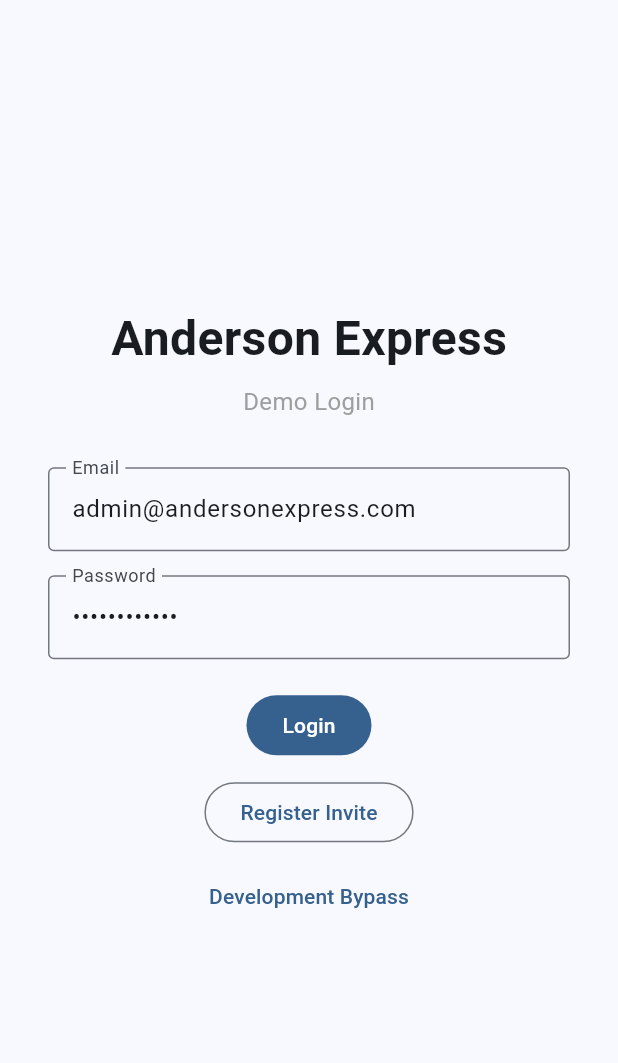
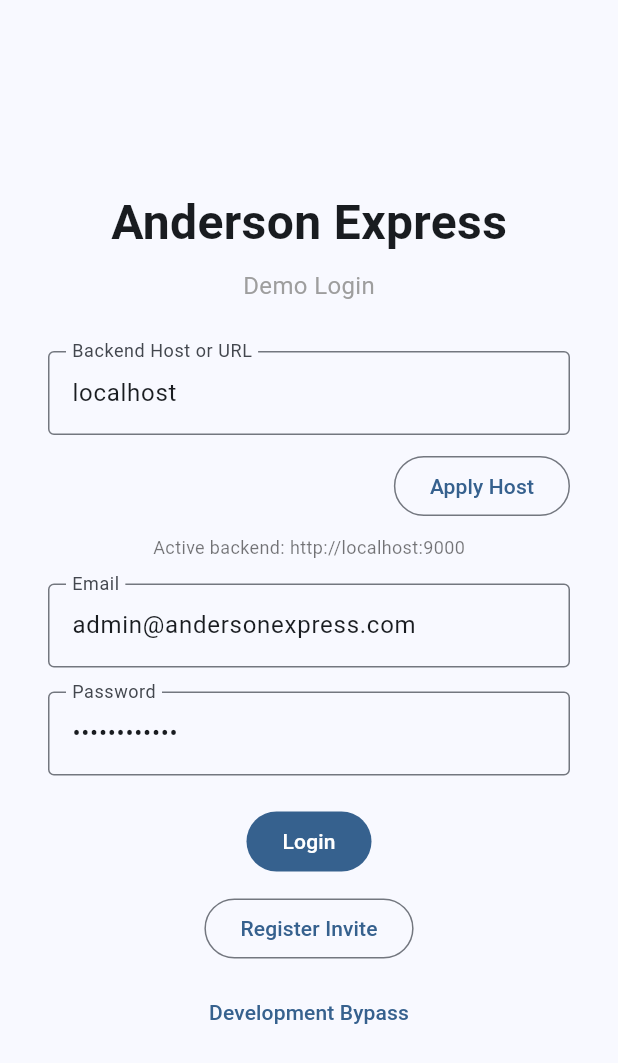
Before and after one commit to danjen1/anderson-express-ui, a Flutter app: the screen it shows after launch, on a phone screen of 412 x 824 dp. Shown: the top 1063 px of the screen. Run offline on Flutter 3.47's test engine with Material 3 defaults, Android fonts, the phone set to English and light mode, and no system bars.

Commit message:
fixed readmes and login issue after deprecation run

```diff
--- a/lib/pages/login_page.dart
+++ b/lib/pages/login_page.dart
@@ -1,7 +1,9 @@
 import 'package:flutter/material.dart';
 
+import '../models/backend_config.dart';
 import '../services/api_service.dart';
 import '../services/auth_session.dart';
+import '../services/backend_runtime.dart';
 
 class LoginPage extends StatefulWidget {
   const LoginPage({super.key});
@@ -15,24 +17,63 @@ class _LoginPageState extends State<LoginPage> {
     text: 'admin@andersonexpress.com',
   );
   final _passwordController = TextEditingController(text: 'dev-password');
-  final _api = ApiService();
+  late final TextEditingController _hostController;
   bool _loading = false;
+
+  @override
+  void initState() {
+    super.initState();
+    _hostController = TextEditingController(text: BackendRuntime.host);
+  }
 
   @override
   void dispose() {
     _emailController.dispose();
     _passwordController.dispose();
+    _hostController.dispose();
     super.dispose();
   }
 
+  void _applyBackendHost() {
+    final raw = _hostController.text.trim();
+    final normalizedHost = BackendRuntime.normalizeHostInput(raw);
+    final overrideUri = raw.contains('://') ? Uri.tryParse(raw) : null;
+    final next = BackendConfig.forKind(
+      BackendKind.rust,
+      host: normalizedHost,
+      scheme: BackendRuntime.scheme,
+      overrideUrl:
+          overrideUri != null && overrideUri.hasScheme && overrideUri.host.isNotEmpty
+          ? raw
+          : '',
+    );
+    BackendRuntime.setConfig(next);
+    setState(() {
+      _hostController.text =
+          overrideUri != null && overrideUri.host.isNotEmpty
+          ? overrideUri.host
+          : normalizedHost;
+    });
+    ScaffoldMessenger.of(context).showSnackBar(
+      SnackBar(content: Text('Backend set to ${next.baseUrl}')),
+    );
+  }
+
+  Future<void> _developmentBypass() async {
+    _emailController.text = 'admin@andersonexpress.com';
+    _passwordController.text = 'dev-password';
+    await _login();
+  }
+
   Future<void> _login() async {
+    final api = ApiService();
     setState(() => _loading = true);
     try {
-      final token = await _api.fetchToken(
+      final token = await api.fetchToken(
         email: _emailController.text.trim(),
         password: _passwordController.text,
       );
-      final user = await _api.whoAmI(bearerToken: token);
+      final user = await api.whoAmI(bearerToken: token);
       AuthSession.set(
         AuthSessionState(
           token: token,
@@ -75,6 +116,28 @@ class _LoginPageState extends State<LoginPage> {
                 ),
                 const SizedBox(height: 32),
                 TextField(
+                  controller: _hostController,
+                  decoration: const InputDecoration(
+                    labelText: 'Backend Host or URL',
+                    hintText: 'archlinux or http://192.168.1.157:9000',
+                    border: OutlineInputBorder(),
+                  ),
+                ),
+                const SizedBox(height: 10),
+                Align(
+                  alignment: Alignment.centerRight,
+                  child: OutlinedButton(
+                    onPressed: _loading ? null : _applyBackendHost,
+                    child: const Text('Apply Host'),
+                  ),
+                ),
+                const SizedBox(height: 8),
+                Text(
+                  'Active backend: ${BackendRuntime.config.baseUrl}',
+                  style: const TextStyle(fontSize: 12, color: Colors.black54),
+                ),
+                const SizedBox(height: 16),
+                TextField(
                   controller: _emailController,
                   decoration: const InputDecoration(
                     labelText: 'Email',
@@ -108,9 +171,7 @@ class _LoginPageState extends State<LoginPage> {
                 ),
                 const SizedBox(height: 8),
                 TextButton(
-                  onPressed: () {
-                    _login();
-                  },
+                  onPressed: _loading ? null : _developmentBypass,
                   child: const Text('Development Bypass'),
                 ),
               ],
```
